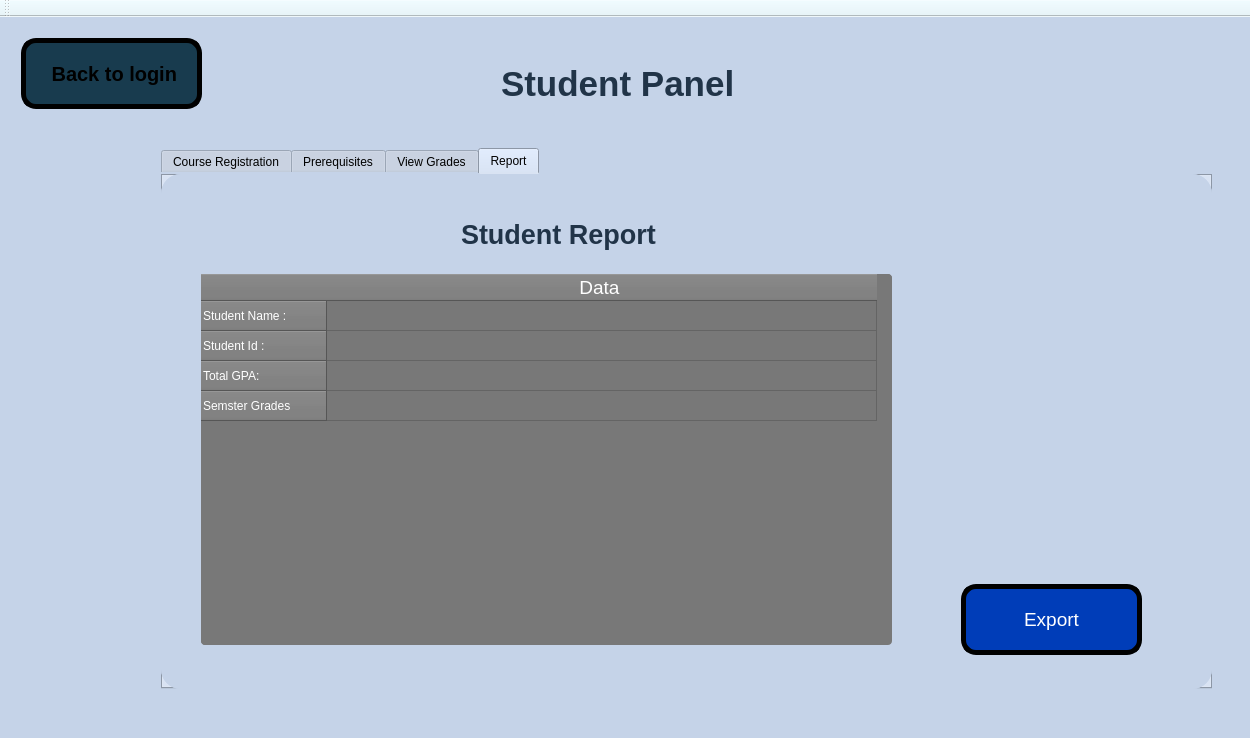
Before: the Qt Designer form Coursify.ui in Ahmed-ElGoharyy/Coursifyy, drawn with Qt 5.
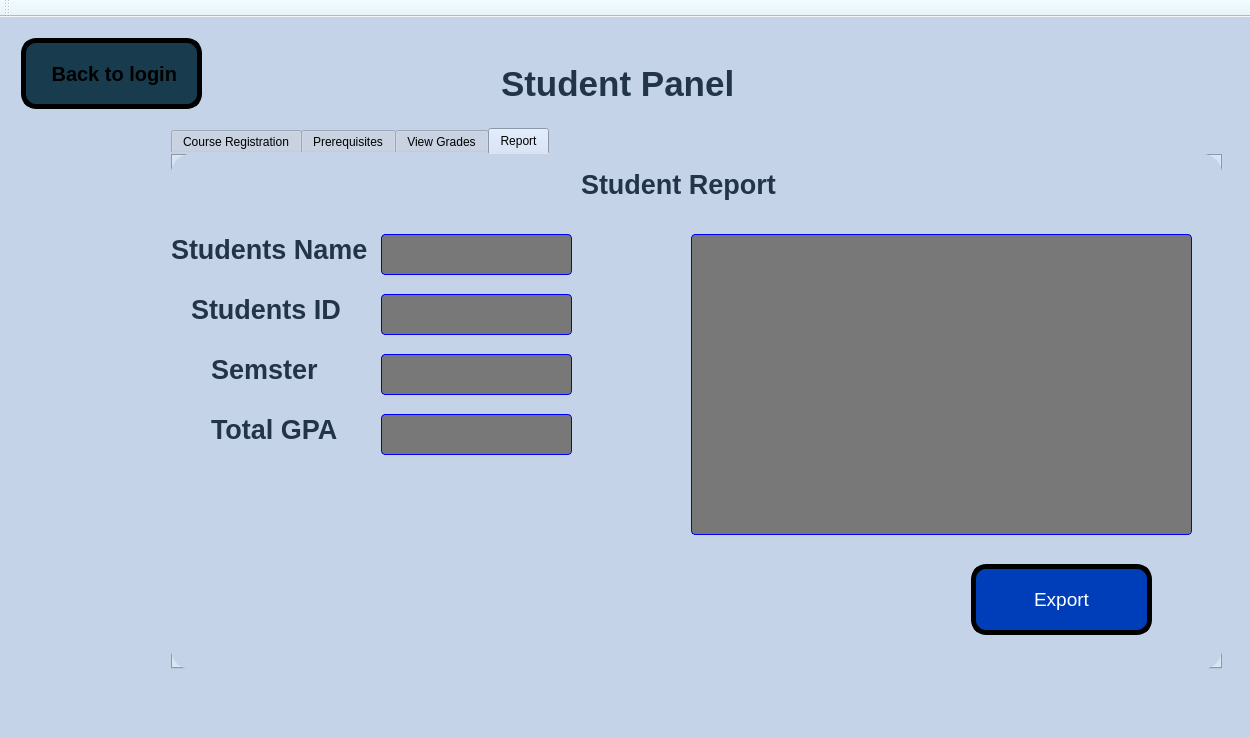
After: the same form once the commit is applied. The open tabs and pages were chosen to show the change. Icons and pictures are not drawn.

Commit message: view grades modified

```diff
--- a/Coursify.ui
+++ b/Coursify.ui
@@ -3821,8 +3821,8 @@
        <widget class="QTabWidget" name="tabWidget_2">
         <property name="geometry">
          <rect>
-          <x>150</x>
-          <y>120</y>
+          <x>160</x>
+          <y>100</y>
           <width>1051</width>
           <height>541</height>
          </rect>
@@ -4565,118 +4565,11 @@
            </size>
           </property>
          </widget>
-         <widget class="QTableWidget" name="tableWidget_2">
-          <property name="geometry">
-           <rect>
-            <x>40</x>
-            <y>100</y>
-            <width>691</width>
-            <height>371</height>
-           </rect>
-          </property>
-          <property name="font">
-           <font>
-            <family>Segoe UI</family>
-            <pointsize>14</pointsize>
-            <italic>false</italic>
-            <bold>false</bold>
-           </font>
-          </property>
-          <property name="styleSheet">
-           <string notr="true">background-color: rgb(120, 120, 120);
-
-   color:white;
-   /* border: 1px solid Blue;*/
-    border-radius: 4px;
-   /* padding: 4px;*/
-
-</string>
-          </property>
-          <property name="frameShape">
-           <enum>QFrame::Shape::StyledPanel</enum>
-          </property>
-          <property name="verticalScrollBarPolicy">
-           <enum>Qt::ScrollBarPolicy::ScrollBarAlwaysOff</enum>
-          </property>
-          <property name="horizontalScrollBarPolicy">
-           <enum>Qt::ScrollBarPolicy::ScrollBarAlwaysOff</enum>
-          </property>
-          <property name="selectionMode">
-           <enum>QAbstractItemView::SelectionMode::SingleSelection</enum>
-          </property>
-          <property name="gridStyle">
-           <enum>Qt::PenStyle::SolidLine</enum>
-          </property>
-          <property name="rowCount">
-           <number>4</number>
-          </property>
-          <property name="columnCount">
-           <number>1</number>
-          </property>
-          <attribute name="horizontalHeaderDefaultSectionSize">
-           <number>550</number>
-          </attribute>
-          <attribute name="horizontalHeaderStretchLastSection">
-           <bool>false</bool>
-          </attribute>
-          <row>
-           <property name="text">
-            <string>Student Name :</string>
-           </property>
-          </row>
-          <row>
-           <property name="text">
-            <string>Student Id :</string>
-           </property>
-          </row>
-          <row>
-           <property name="text">
-            <string>Total GPA:</string>
-           </property>
-          </row>
-          <row>
-           <property name="text">
-            <string>Semster Grades         </string>
-           </property>
-          </row>
-          <column>
-           <property name="text">
-            <string>Data </string>
-           </property>
-           <property name="font">
-            <font>
-             <pointsize>14</pointsize>
-             <hintingpreference>PreferDefaultHinting</hintingpreference>
-            </font>
-           </property>
-          </column>
-          <item row="0" column="0">
-           <property name="text">
-            <string/>
-           </property>
-           <property name="textAlignment">
-            <set>AlignCenter</set>
-           </property>
-           <property name="flags">
-            <set>NoItemFlags</set>
-           </property>
-          </item>
-          <item row="1" column="0">
-           <property name="text">
-            <string/>
-           </property>
-          </item>
-          <item row="3" column="0">
-           <property name="text">
-            <string/>
-           </property>
-          </item>
-         </widget>
          <widget class="QLabel" name="label_23">
           <property name="geometry">
            <rect>
-            <x>300</x>
-            <y>40</y>
+            <x>410</x>
+            <y>10</y>
             <width>201</width>
             <height>41</height>
            </rect>
@@ -4697,6 +4590,230 @@
            <string>Student Report</string>
           </property>
          </widget>
+         <widget class="QTextEdit" name="textEdit_5">
+          <property name="geometry">
+           <rect>
+            <x>210</x>
+            <y>80</y>
+            <width>191</width>
+            <height>41</height>
+           </rect>
+          </property>
+          <property name="styleSheet">
+           <string notr="true">background-color: rgb(120, 120, 120);
+
+   color:white;
+    border: 1px solid Blue;
+    border-radius: 4px;
+    padding: 4px;
+
+</string>
+          </property>
+          <property name="verticalScrollBarPolicy">
+           <enum>Qt::ScrollBarPolicy::ScrollBarAlwaysOff</enum>
+          </property>
+          <property name="horizontalScrollBarPolicy">
+           <enum>Qt::ScrollBarPolicy::ScrollBarAlwaysOff</enum>
+          </property>
+         </widget>
+         <widget class="QTextEdit" name="textEdit_6">
+          <property name="geometry">
+           <rect>
+            <x>210</x>
+            <y>140</y>
+            <width>191</width>
+            <height>41</height>
+           </rect>
+          </property>
+          <property name="styleSheet">
+           <string notr="true">background-color: rgb(120, 120, 120);
+
+   color:white;
+    border: 1px solid Blue;
+    border-radius: 4px;
+    padding: 4px;
+
+</string>
+          </property>
+          <property name="verticalScrollBarPolicy">
+           <enum>Qt::ScrollBarPolicy::ScrollBarAlwaysOff</enum>
+          </property>
+          <property name="horizontalScrollBarPolicy">
+           <enum>Qt::ScrollBarPolicy::ScrollBarAlwaysOff</enum>
+          </property>
+         </widget>
+         <widget class="QTextEdit" name="textEdit_7">
+          <property name="geometry">
+           <rect>
+            <x>210</x>
+            <y>200</y>
+            <width>191</width>
+            <height>41</height>
+           </rect>
+          </property>
+          <property name="styleSheet">
+           <string notr="true">background-color: rgb(120, 120, 120);
+
+   color:white;
+    border: 1px solid Blue;
+    border-radius: 4px;
+    padding: 4px;
+
+</string>
+          </property>
+          <property name="verticalScrollBarPolicy">
+           <enum>Qt::ScrollBarPolicy::ScrollBarAlwaysOff</enum>
+          </property>
+          <property name="horizontalScrollBarPolicy">
+           <enum>Qt::ScrollBarPolicy::ScrollBarAlwaysOff</enum>
+          </property>
+         </widget>
+         <widget class="QTextEdit" name="textEdit_8">
+          <property name="geometry">
+           <rect>
+            <x>210</x>
+            <y>260</y>
+            <width>191</width>
+            <height>41</height>
+           </rect>
+          </property>
+          <property name="styleSheet">
+           <string notr="true">background-color: rgb(120, 120, 120);
+
+   color:white;
+    border: 1px solid Blue;
+    border-radius: 4px;
+    padding: 4px;
+
+</string>
+          </property>
+          <property name="verticalScrollBarPolicy">
+           <enum>Qt::ScrollBarPolicy::ScrollBarAlwaysOff</enum>
+          </property>
+          <property name="horizontalScrollBarPolicy">
+           <enum>Qt::ScrollBarPolicy::ScrollBarAlwaysOff</enum>
+          </property>
+         </widget>
+         <widget class="QTableWidget" name="tableWidget_2">
+          <property name="geometry">
+           <rect>
+            <x>520</x>
+            <y>80</y>
+            <width>501</width>
+            <height>301</height>
+           </rect>
+          </property>
+          <property name="styleSheet">
+           <string notr="true">background-color: rgb(120, 120, 120);
+
+   color:white;
+    border: 1px solid Blue;
+    border-radius: 4px;
+    padding: 4px;
+
+</string>
+          </property>
+         </widget>
+         <widget class="QLabel" name="label_28">
+          <property name="geometry">
+           <rect>
+            <x>0</x>
+            <y>80</y>
+            <width>201</width>
+            <height>31</height>
+           </rect>
+          </property>
+          <property name="font">
+           <font>
+            <family>Segoe UI</family>
+            <pointsize>20</pointsize>
+            <italic>false</italic>
+            <bold>true</bold>
+           </font>
+          </property>
+          <property name="styleSheet">
+           <string notr="true">color: rgb(33, 52, 72);
+font: 700 20pt &quot;Segoe UI&quot;;</string>
+          </property>
+          <property name="text">
+           <string>Students Name </string>
+          </property>
+         </widget>
+         <widget class="QLabel" name="label_29">
+          <property name="geometry">
+           <rect>
+            <x>20</x>
+            <y>140</y>
+            <width>161</width>
+            <height>31</height>
+           </rect>
+          </property>
+          <property name="font">
+           <font>
+            <family>Segoe UI</family>
+            <pointsize>20</pointsize>
+            <italic>false</italic>
+            <bold>true</bold>
+           </font>
+          </property>
+          <property name="styleSheet">
+           <string notr="true">color: rgb(33, 52, 72);
+font: 700 20pt &quot;Segoe UI&quot;;</string>
+          </property>
+          <property name="text">
+           <string>Students ID</string>
+          </property>
+         </widget>
+         <widget class="QLabel" name="label_30">
+          <property name="geometry">
+           <rect>
+            <x>40</x>
+            <y>200</y>
+            <width>111</width>
+            <height>31</height>
+           </rect>
+          </property>
+          <property name="font">
+           <font>
+            <family>Segoe UI</family>
+            <pointsize>20</pointsize>
+            <italic>false</italic>
+            <bold>true</bold>
+           </font>
+          </property>
+          <property name="styleSheet">
+           <string notr="true">color: rgb(33, 52, 72);
+font: 700 20pt &quot;Segoe UI&quot;;</string>
+          </property>
+          <property name="text">
+           <string>Semster </string>
+          </property>
+         </widget>
+         <widget class="QLabel" name="label_31">
+          <property name="geometry">
+           <rect>
+            <x>40</x>
+            <y>260</y>
+            <width>131</width>
+            <height>31</height>
+           </rect>
+          </property>
+          <property name="font">
+           <font>
+            <family>Segoe UI</family>
+            <pointsize>20</pointsize>
+            <italic>false</italic>
+            <bold>true</bold>
+           </font>
+          </property>
+          <property name="styleSheet">
+           <string notr="true">color: rgb(33, 52, 72);
+font: 700 20pt &quot;Segoe UI&quot;;</string>
+          </property>
+          <property name="text">
+           <string>Total GPA</string>
+          </property>
+         </widget>
         </widget>
        </widget>
       </widget>
```
Left out of the diff: 38 changed lines with no effect on the pictures. The commit also changes 3 other files.
